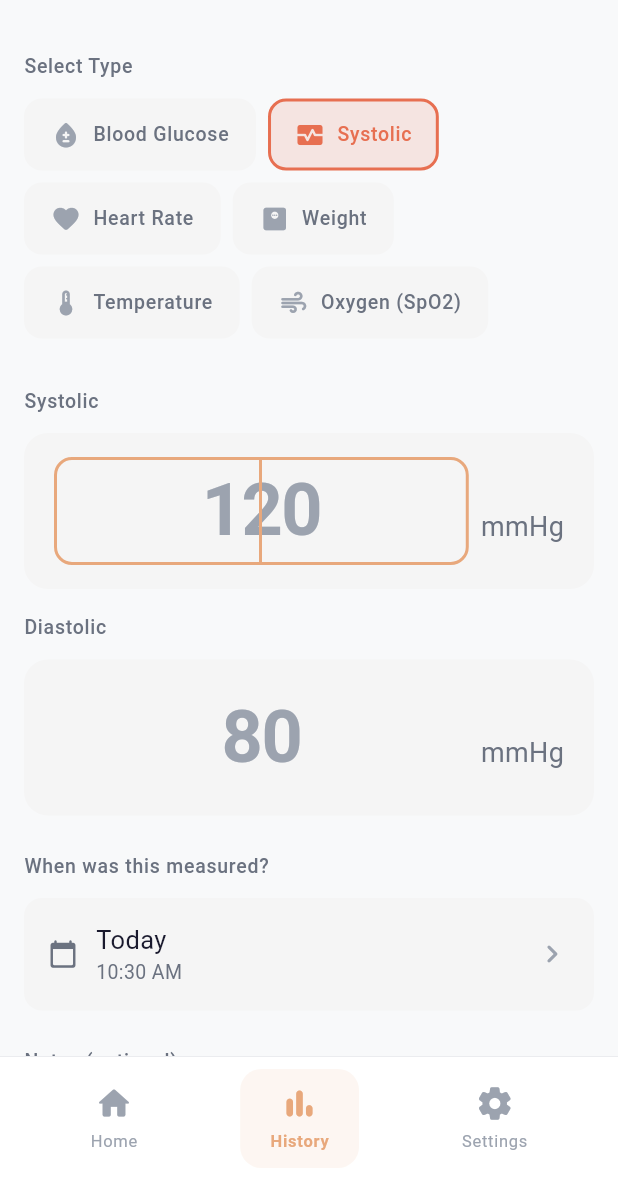
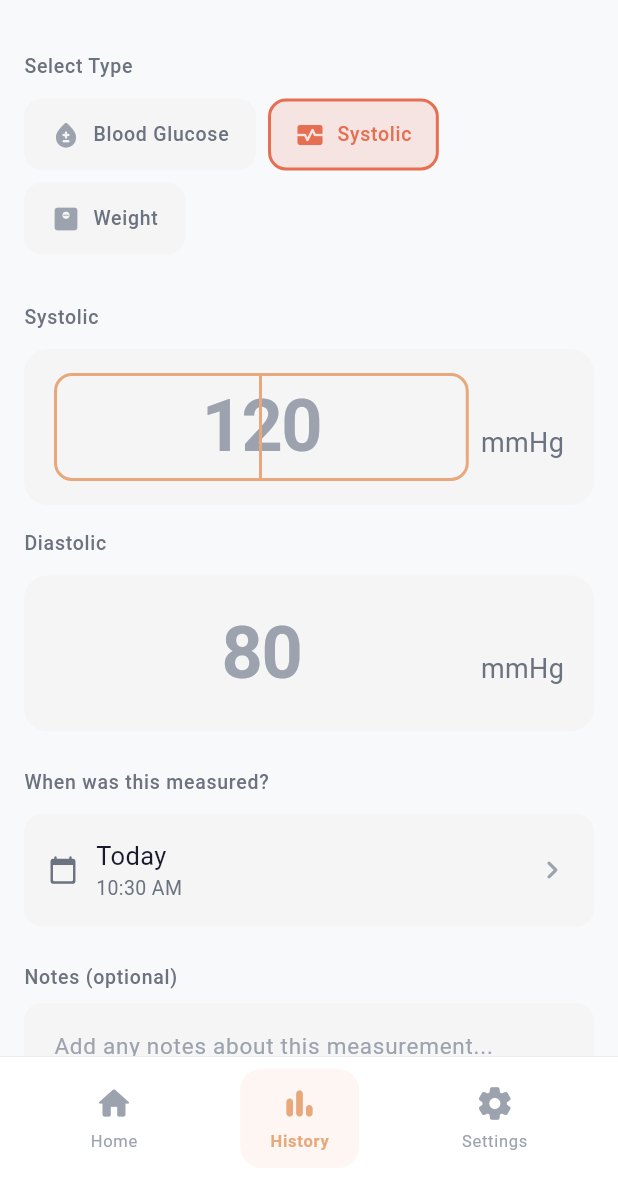
Before and after one commit to OnurSozer/GlucoPlot, a Flutter app: the AddMeasurementPage screen opened by its route, after a tap on "Systolic", on a phone screen of 412 x 824 dp, the part 56-1236 px from its top. Run offline on Flutter 3.47's test engine with Material 3 defaults, Android fonts, the phone set to English and light mode, and no system bars; our stand-ins replace equatable, flutter_bloc, get_it, go_router, shared_preferences, shimmer and 2 more; missing offline and left inert: mobile_scanner; accounts and stored records are empty; Roboto replaces fonts that are missing (SF Pro Display).

Commit message:
Web and mobil application bug fixes, weight fix, daily log add measurement updates.

```diff
--- a/apps/mobile/lib/app.dart
+++ b/apps/mobile/lib/app.dart
@@ -110,7 +110,10 @@ class _GlucoPlotAppState extends State<GlucoPlotApp> {
                 GoRoute(
                   path: 'add',
                   name: 'add-measurement',
-                  builder: (context, state) => const AddMeasurementPage(),
+                  builder: (context, state) {
+                    final initialType = state.extra as String?;
+                    return AddMeasurementPage(initialType: initialType);
+                  },
                 ),
               ],
             ),
--- a/apps/mobile/lib/core/widgets/app_text_field.dart
+++ b/apps/mobile/lib/core/widgets/app_text_field.dart
@@ -63,6 +63,11 @@ class AppTextField extends StatelessWidget {
 
   @override
   Widget build(BuildContext context) {
+    final isDark = Theme.of(context).brightness == Brightness.dark;
+    final textPrimary = isDark ? AppColors.darkTextPrimary : AppColors.textPrimary;
+    final textSecondary = isDark ? AppColors.darkTextSecondary : AppColors.textSecondary;
+    final textTertiary = isDark ? AppColors.darkTextTertiary : AppColors.textTertiary;
+
     return Column(
       crossAxisAlignment: CrossAxisAlignment.start,
       children: [
@@ -70,7 +75,7 @@ class AppTextField extends StatelessWidget {
           Text(
             label!,
             style: AppTypography.labelMedium.copyWith(
-              color: AppColors.textSecondary,
+              color: textSecondary,
             ),
           ),
           const SizedBox(height: 8),
@@ -94,17 +99,19 @@ class AppTextField extends StatelessWidget {
           validator: validator,
           textCapitalization: textCapitalization,
           textAlign: textAlign,
-          style: AppTypography.bodyLarge,
+          style: AppTypography.bodyLarge.copyWith(
+            color: textPrimary,
+          ),
           decoration: InputDecoration(
             hintText: hint,
             errorText: error,
             prefix: prefix,
             suffix: suffix,
             prefixIcon: prefixIcon != null
-                ? Icon(prefixIcon, color: AppColors.textTertiary)
+                ? Icon(prefixIcon, color: textTertiary)
                 : null,
             suffixIcon: suffixIcon != null
-                ? Icon(suffixIcon, color: AppColors.textTertiary)
+                ? Icon(suffixIcon, color: textTertiary)
                 : null,
             counterText: '',
           ),
@@ -114,7 +121,7 @@ class AppTextField extends StatelessWidget {
           Text(
             helper!,
             style: AppTypography.bodySmall.copyWith(
-              color: AppColors.textTertiary,
+              color: textTertiary,
             ),
           ),
         ],
@@ -148,6 +155,12 @@ class MeasurementInputField extends StatelessWidget {
 
   @override
   Widget build(BuildContext context) {
+    final isDark = Theme.of(context).brightness == Brightness.dark;
+    final textPrimary = isDark ? AppColors.darkTextPrimary : AppColors.textPrimary;
+    final textSecondary = isDark ? AppColors.darkTextSecondary : AppColors.textSecondary;
+    final textTertiary = isDark ? AppColors.darkTextTertiary : AppColors.textTertiary;
+    final surfaceVariant = isDark ? AppColors.darkSurfaceElevated : AppColors.surfaceVariant;
+
     return Column(
       crossAxisAlignment: CrossAxisAlignment.start,
       children: [
@@ -155,7 +168,7 @@ class MeasurementInputField extends StatelessWidget {
           Text(
             label!,
             style: AppTypography.labelMedium.copyWith(
-              color: AppColors.textSecondary,
+              color: textSecondary,
             ),
           ),
           const SizedBox(height: 12),
@@ -163,7 +176,7 @@ class MeasurementInputField extends StatelessWidget {
         Container(
           padding: const EdgeInsets.symmetric(horizontal: 20, vertical: 16),
           decoration: BoxDecoration(
-            color: AppColors.surfaceVariant,
+            color: surfaceVariant,
             borderRadius: AppSpacing.borderRadiusLg,
             border: error != null
                 ? Border.all(color: AppColors.error, width: 1.5)
@@ -189,13 +202,13 @@ class MeasurementInputField extends StatelessWidget {
                   ],
                   onChanged: onChanged,
                   style: AppTypography.measurementValue.copyWith(
-                    color: AppColors.textPrimary,
+                    color: textPrimary,
                   ),
                   textAlign: TextAlign.center,
                   decoration: InputDecoration(
                     hintText: hint ?? '0',
                     hintStyle: AppTypography.measurementValue.copyWith(
-                      color: AppColors.textTertiary,
+                      color: textTertiary,
                     ),
                     border: InputBorder.none,
                     contentPadding: EdgeInsets.zero,
@@ -206,7 +219,9 @@ class MeasurementInputField extends StatelessWidget {
               const SizedBox(width: 8),
               Text(
                 unit,
-                style: AppTypography.measurementUnit,
+                style: AppTypography.measurementUnit.copyWith(
+                  color: textSecondary,
+                ),
               ),
             ],
           ),
--- a/apps/mobile/lib/features/dashboard/presentation/pages/dashboard_page.dart
+++ b/apps/mobile/lib/features/dashboard/presentation/pages/dashboard_page.dart
@@ -61,7 +61,7 @@ class _DashboardPageState extends State<DashboardPage> {
 
                       // Glucose Measurement Card
                       GlucoseCard(
-                        onTap: () => context.push('/measurements/add'),
+                        onTap: () => context.push('/measurements/add', extra: 'glucose'),
                       ),
                       const SizedBox(height: AppSpacing.lg),
 
@@ -263,7 +263,13 @@ class _DashboardPageState extends State<DashboardPage> {
         icon: Icons.favorite_rounded,
         label: l10n.bloodPressure,
         color: isDark ? AppColors.bloodPressureDark : AppColors.bloodPressure,
-        onTap: () => context.push('/measurements/add'),
+        onTap: () => context.push('/measurements/add', extra: 'bloodPressure'),
+      ),
+      ActivityTileData(
+        icon: Icons.monitor_weight_rounded,
+        label: l10n.weight,
+        color: isDark ? AppColors.weightDark : AppColors.weight,
+        onTap: () => context.push('/measurements/add', extra: 'weight'),
       ),
     ];
 
--- a/apps/mobile/lib/features/measurements/presentation/pages/add_measurement_page.dart
+++ b/apps/mobile/lib/features/measurements/presentation/pages/add_measurement_page.dart
@@ -10,7 +10,12 @@ import '../bloc/measurement_bloc.dart';
 
 /// Add measurement page
 class AddMeasurementPage extends StatefulWidget {
-  const AddMeasurementPage({super.key});
+  final String? initialType;
+
+  const AddMeasurementPage({
+    super.key,
+    this.initialType,
+  });
 
   @override
   State<AddMeasurementPage> createState() => _AddMeasurementPageState();
@@ -21,9 +26,36 @@ class _AddMeasurementPageState extends State<AddMeasurementPage> {
   final _secondaryController = TextEditingController();
   final _notesController = TextEditingController();
 
-  _MeasurementTypeUI _selectedType = _MeasurementTypeUI.glucose;
+  late _MeasurementTypeUI _selectedType;
   DateTime _selectedDateTime = DateTime.now();
   bool _isSubmitting = false;
+  bool _showTypeSelector = true;
+
+  @override
+  void initState() {
+    super.initState();
+    // Set initial type based on parameter
+    if (widget.initialType != null) {
+      _selectedType = _parseInitialType(widget.initialType!);
+      _showTypeSelector = false;
+    } else {
+      _selectedType = _MeasurementTypeUI.glucose;
+    }
+  }
+
+  _MeasurementTypeUI _parseInitialType(String type) {
+    switch (type.toLowerCase()) {
+      case 'glucose':
+        return _MeasurementTypeUI.glucose;
+      case 'bloodpressure':
+      case 'blood_pressure':
+        return _MeasurementTypeUI.bloodPressure;
+      case 'weight':
+        return _MeasurementTypeUI.weight;
+      default:
+        return _MeasurementTypeUI.glucose;
+    }
+  }
 
   @override
   void dispose() {
@@ -117,6 +149,9 @@ class _AddMeasurementPageState extends State<AddMeasurementPage> {
 
   @override
   Widget build(BuildContext context) {
+    final isDark = Theme.of(context).brightness == Brightness.dark;
+    final textSecondary = isDark ? AppColors.darkTextSecondary : AppColors.textSecondary;
+
     return Scaffold(
       appBar: AppBar(
         leading: IconButton(
@@ -138,17 +173,18 @@ class _AddMeasurementPageState extends State<AddMeasurementPage> {
         child: Column(
           crossAxisAlignment: CrossAxisAlignment.start,
           children: [
-            // Measurement type selector
+            // Measurement type selector (only shown when no initial type provided)
+            if (_showTypeSelector) ...[
               Text(
                 AppStrings.selectType,
                 style: AppTypography.labelMedium.copyWith(
-                color: AppColors.textSecondary,
+                  color: textSecondary,
                 ),
               ),
               const SizedBox(height: 12),
               _buildTypeSelector(),
-
               const SizedBox(height: 32),
+            ],
 
             // Value input
             MeasurementInputField(
@@ -176,7 +212,7 @@ class _AddMeasurementPageState extends State<AddMeasurementPage> {
             Text(
               'When was this measured?',
               style: AppTypography.labelMedium.copyWith(
-                color: AppColors.textSecondary,
+                color: textSecondary,
               ),
             ),
             const SizedBox(height: 12),
@@ -198,6 +234,11 @@ class _AddMeasurementPageState extends State<AddMeasurementPage> {
   }
 
   Widget _buildTypeSelector() {
+    final isDark = Theme.of(context).brightness == Brightness.dark;
+    final textSecondary = isDark ? AppColors.darkTextSecondary : AppColors.textSecondary;
+    final textTertiary = isDark ? AppColors.darkTextTertiary : AppColors.textTertiary;
+    final surfaceVariant = isDark ? AppColors.darkSurfaceElevated : AppColors.surfaceVariant;
+
     return Wrap(
       spacing: 8,
       runSpacing: 8,
@@ -209,7 +250,7 @@ class _AddMeasurementPageState extends State<AddMeasurementPage> {
             duration: const Duration(milliseconds: 200),
             padding: const EdgeInsets.symmetric(horizontal: 16, vertical: 12),
             decoration: BoxDecoration(
-              color: isSelected ? type.color.withOpacity(0.15) : AppColors.surfaceVariant,
+              color: isSelected ? type.color.withOpacity(0.15) : surfaceVariant,
               borderRadius: BorderRadius.circular(12),
               border: Border.all(
                 color: isSelected ? type.color : Colors.transparent,
@@ -221,14 +262,14 @@ class _AddMeasurementPageState extends State<AddMeasurementPage> {
               children: [
                 Icon(
                   type.icon,
-                  color: isSelected ? type.color : AppColors.textTertiary,
+                  color: isSelected ? type.color : textTertiary,
                   size: 20,
                 ),
                 const SizedBox(width: 8),
                 Text(
                   type.label,
                   style: AppTypography.labelMedium.copyWith(
-                    color: isSelected ? type.color : AppColors.textSecondary,
+                    color: isSelected ? type.color : textSecondary,
                   ),
                 ),
               ],
@@ -240,19 +281,25 @@ class _AddMeasurementPageState extends State<AddMeasurementPage> {
   }
 
   Widget _buildDateTimeSelector() {
+    final isDark = Theme.of(context).brightness == Brightness.dark;
+    final textPrimary = isDark ? AppColors.darkTextPrimary : AppColors.textPrimary;
+    final textSecondary = isDark ? AppColors.darkTextSecondary : AppColors.textSecondary;
+    final textTertiary = isDark ? AppColors.darkTextTertiary : AppColors.textTertiary;
+    final surfaceVariant = isDark ? AppColors.darkSurfaceElevated : AppColors.surfaceVariant;
+
     return GestureDetector(
       onTap: _selectDateTime,
       child: Container(
         padding: const EdgeInsets.all(16),
         decoration: BoxDecoration(
-          color: AppColors.surfaceVariant,
+          color: surfaceVariant,
           borderRadius: AppSpacing.borderRadiusMd,
         ),
         child: Row(
           children: [
             Icon(
               Icons.calendar_today_rounded,
-              color: AppColors.textSecondary,
+              color: textSecondary,
               size: 20,
             ),
             const SizedBox(width: 12),
@@ -262,18 +309,22 @@ class _AddMeasurementPageState extends State<AddMeasurementPage> {
                 children: [
                   Text(
                     _formatDate(_selectedDateTime),
-                    style: AppTypography.bodyLarge,
+                    style: AppTypography.bodyLarge.copyWith(
+                      color: textPrimary,
+                    ),
                   ),
                   Text(
                     _formatTime(_selectedDateTime),
-                    style: AppTypography.bodySmall,
+                    style: AppTypography.bodySmall.copyWith(
+                      color: textSecondary,
+                    ),
                   ),
                 ],
               ),
             ),
             Icon(
               Icons.chevron_right_rounded,
-              color: AppColors.textTertiary,
+              color: textTertiary,
             ),
           ],
         ),
@@ -299,6 +350,7 @@ class _AddMeasurementPageState extends State<AddMeasurementPage> {
 }
 
 /// UI-specific measurement type enum with display properties
+/// Only glucose, blood pressure, and weight are supported in the mobile app
 enum _MeasurementTypeUI {
   glucose(
     label: 'Blood Glucose',
@@ -314,33 +366,12 @@ enum _MeasurementTypeUI {
     icon: Icons.monitor_heart_rounded,
     color: AppColors.bloodPressure,
   ),
-  heartRate(
-    label: 'Heart Rate',
-    unit: 'bpm',
-    hint: '72',
-    icon: Icons.favorite_rounded,
-    color: AppColors.heartRate,
-  ),
   weight(
     label: 'Weight',
     unit: 'kg',
     hint: '70',
     icon: Icons.monitor_weight_rounded,
     color: AppColors.weight,
-  ),
-  temperature(
-    label: 'Temperature',
-    unit: '°C',
-    hint: '36.5',
-    icon: Icons.thermostat_rounded,
-    color: AppColors.temperature,
-  ),
-  oxygen(
-    label: 'Oxygen (SpO2)',
-    unit: '%',
-    hint: '98',
-    icon: Icons.air_rounded,
-    color: AppColors.oxygen,
   );
 
   const _MeasurementTypeUI({
@@ -364,14 +395,8 @@ enum _MeasurementTypeUI {
         return domain.MeasurementType.glucose;
       case _MeasurementTypeUI.bloodPressure:
         return domain.MeasurementType.bloodPressure;
-      case _MeasurementTypeUI.heartRate:
-        return domain.MeasurementType.heartRate;
       case _MeasurementTypeUI.weight:
         return domain.MeasurementType.weight;
-      case _MeasurementTypeUI.temperature:
-        return domain.MeasurementType.temperature;
-      case _MeasurementTypeUI.oxygen:
-        return domain.MeasurementType.oxygenSaturation;
     }
   }
 }
```
Also changed, not shown: apps/mobile/lib/features/measurements/data/datasources/measurement_remote_datasource.dart (+38 -0 lines), 3 other files. Lines whose indentation alone changed are shown as unchanged.
